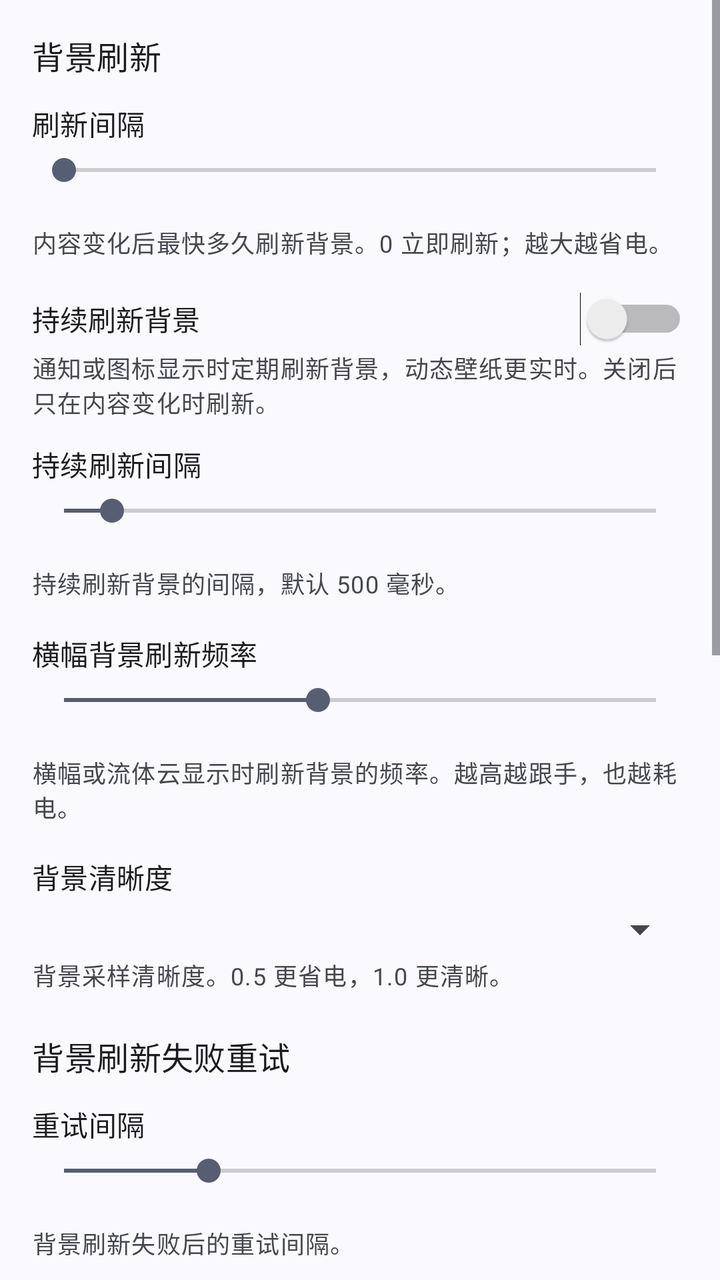
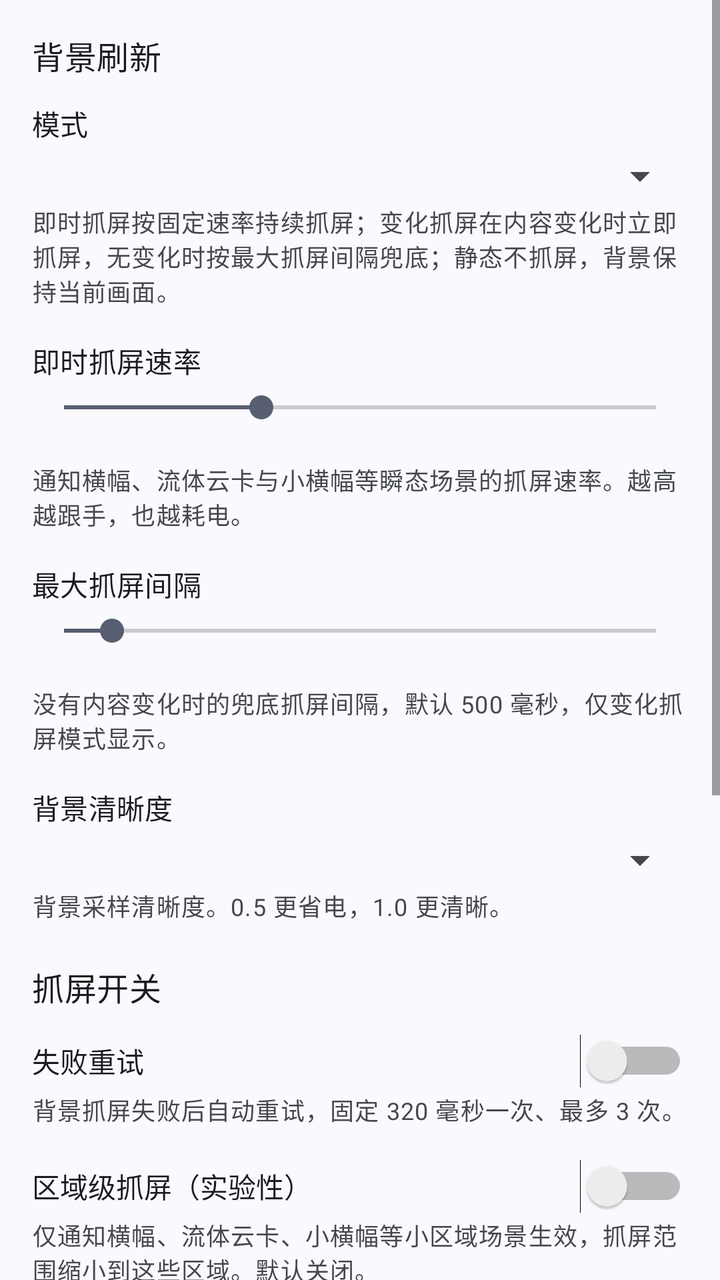

Two renders of the same Android screen: before a commit and after it. Below are the layout's source before the change and the commit's diff.
<!-- AndroidManifest.xml: application theme Theme.LiquidGlass -->
<!-- res/layout/view_cat_background.xml -->
<?xml version="1.0" encoding="utf-8"?>
<ScrollView xmlns:android="http://schemas.android.com/apk/res/android"
    android:layout_width="match_parent"
    android:layout_height="match_parent"
    android:fillViewport="true">

    <LinearLayout
        android:layout_width="match_parent"
        android:layout_height="wrap_content"
        android:orientation="vertical"
        android:padding="16dp">

        <TextView
            android:layout_width="wrap_content"
            android:layout_height="wrap_content"
            android:text="@string/settings_capture_params_section"
            android:textAppearance="?attr/textAppearanceTitleMedium" />

        <TextView
            android:id="@+id/captureMinIntervalLabel"
            android:layout_width="wrap_content"
            android:layout_height="wrap_content"
            android:layout_marginTop="12dp"
            android:text="@string/settings_capture_min_interval"
            android:textAppearance="?attr/textAppearanceTitleSmall" />

        <SeekBar
            android:id="@+id/seekCaptureMinInterval"
            android:layout_width="match_parent"
            android:layout_height="wrap_content"
            android:layout_marginTop="4dp"
            android:max="62"
            android:progress="0" />

        <TextView
            android:id="@+id/captureMinIntervalValue"
            android:layout_width="wrap_content"
            android:layout_height="wrap_content"
            android:textAppearance="?attr/textAppearanceBodySmall" />

        <TextView
            android:id="@+id/captureMinIntervalDesc"
            android:layout_width="match_parent"
            android:layout_height="wrap_content"
            android:layout_marginTop="2dp"
            android:text="@string/settings_capture_min_interval_desc"
            android:textAppearance="?attr/textAppearanceBodySmall"
            android:textColor="?android:attr/textColorSecondary" />

        <Switch
            android:id="@+id/switchPeriodicCapture"
            android:layout_width="match_parent"
            android:layout_height="wrap_content"
            android:layout_marginTop="16dp"
            android:text="@string/settings_periodic_capture" />

        <TextView
            android:id="@+id/periodicCaptureDesc"
            android:layout_width="match_parent"
            android:layout_height="wrap_content"
            android:layout_marginTop="2dp"
            android:text="@string/settings_periodic_capture_desc"
            android:textAppearance="?attr/textAppearanceBodySmall"
            android:textColor="?android:attr/textColorSecondary" />

        <TextView
            android:id="@+id/periodicCaptureIntervalLabel"
            android:layout_width="wrap_content"
            android:layout_height="wrap_content"
            android:layout_marginTop="12dp"
            android:text="@string/settings_periodic_capture_interval"
            android:textAppearance="?attr/textAppearanceTitleSmall" />

        <SeekBar
            android:id="@+id/seekPeriodicCaptureInterval"
            android:layout_width="match_parent"
            android:layout_height="wrap_content"
            android:layout_marginTop="4dp"
            android:max="4900"
            android:progress="400" />

        <TextView
            android:id="@+id/periodicCaptureIntervalValue"
            android:layout_width="wrap_content"
            android:layout_height="wrap_content"
            android:textAppearance="?attr/textAppearanceBodySmall" />

        <TextView
            android:id="@+id/periodicCaptureIntervalDesc"
            android:layout_width="match_parent"
            android:layout_height="wrap_content"
            android:layout_marginTop="2dp"
            android:text="@string/settings_periodic_capture_interval_desc"
            android:textAppearance="?attr/textAppearanceBodySmall"
            android:textColor="?android:attr/textColorSecondary" />

        
        <TextView
            android:id="@+id/panelCaptureHzLabel"
            android:layout_width="wrap_content"
            android:layout_height="wrap_content"
            android:layout_marginTop="16dp"
            android:text="@string/settings_panel_capture_hz"
            android:textAppearance="?attr/textAppearanceTitleSmall" />

        <SeekBar
            android:id="@+id/seekPanelCaptureHz"
            android:layout_width="match_parent"
            android:layout_height="wrap_content"
            android:layout_marginTop="4dp"
            android:max="210"
            android:progress="90" />

        <TextView
            android:id="@+id/panelCaptureHzValue"
            android:layout_width="wrap_content"
            android:layout_height="wrap_content"
            android:textAppearance="?attr/textAppearanceBodySmall" />

        <TextView
            android:id="@+id/panelCaptureHzDesc"
            android:layout_width="match_parent"
            android:layout_height="wrap_content"
            android:layout_marginTop="2dp"
            android:text="@string/settings_panel_capture_hz_desc"
            android:textAppearance="?attr/textAppearanceBodySmall"
            android:textColor="?android:attr/textColorSecondary" />

        <TextView
            android:id="@+id/captureScaleLabel"
            android:layout_width="wrap_content"
            android:layout_height="wrap_content"
            android:layout_marginTop="16dp"
            android:text="@string/settings_capture_scale"
            android:textAppearance="?attr/textAppearanceTitleSmall" />

        <Spinner
            android:id="@+id/spinnerCaptureScale"
            android:layout_width="match_parent"
            android:layout_height="wrap_content"
            android:layout_marginTop="4dp" />

        <TextView
            android:id="@+id/captureScaleDesc"
            android:layout_width="match_parent"
            android:layout_height="wrap_content"
            android:layout_marginTop="2dp"
            android:text="@string/settings_capture_scale_desc"
            android:textAppearance="?attr/textAppearanceBodySmall"
            android:textColor="?android:attr/textColorSecondary" />

        <TextView
            android:layout_width="wrap_content"
            android:layout_height="wrap_content"
            android:layout_marginTop="20dp"
            android:text="@string/settings_section_capture_retry"
            android:textAppearance="?attr/textAppearanceTitleMedium" />

        <TextView
            android:id="@+id/captureRetryMsLabel"
            android:layout_width="wrap_content"
            android:layout_height="wrap_content"
            android:layout_marginTop="12dp"
            android:text="@string/settings_capture_retry_ms"
            android:textAppearance="?attr/textAppearanceTitleSmall" />

        <SeekBar
            android:id="@+id/seekCaptureRetryMs"
            android:layout_width="match_parent"
            android:layout_height="wrap_content"
            android:layout_marginTop="4dp"
            android:max="900"
            android:progress="220" />

        <TextView
            android:id="@+id/captureRetryMsValue"
            android:layout_width="wrap_content"
            android:layout_height="wrap_content"
            android:textAppearance="?attr/textAppearanceBodySmall" />

        <TextView
            android:id="@+id/captureRetryMsDesc"
            android:layout_width="match_parent"
            android:layout_height="wrap_content"
            android:layout_marginTop="2dp"
            android:text="@string/settings_capture_retry_ms_desc"
            android:textAppearance="?attr/textAppearanceBodySmall"
            android:textColor="?android:attr/textColorSecondary" />

        <TextView
            android:id="@+id/captureRetryLimitLabel"
            android:layout_width="wrap_content"
            android:layout_height="wrap_content"
            android:layout_marginTop="16dp"
            android:text="@string/settings_capture_retry_limit"
            android:textAppearance="?attr/textAppearanceTitleSmall" />

        <SeekBar
            android:id="@+id/seekCaptureRetryLimit"
            android:layout_width="match_parent"
            android:layout_height="wrap_content"
            android:layout_marginTop="4dp"
            android:max="4"
            android:progress="2" />

        <TextView
            android:id="@+id/captureRetryLimitValue"
            android:layout_width="wrap_content"
            android:layout_height="wrap_content"
            android:textAppearance="?attr/textAppearanceBodySmall" />

        <TextView
            android:id="@+id/captureRetryLimitDesc"
            android:layout_width="match_parent"
            android:layout_height="wrap_content"
            android:layout_marginTop="2dp"
            android:text="@string/settings_capture_retry_limit_desc"
            android:textAppearance="?attr/textAppearanceBodySmall"
            android:textColor="?android:attr/textColorSecondary" />

        
        <Switch
            android:id="@+id/switchUidFilter"
            android:layout_width="match_parent"
            android:layout_height="wrap_content"
            android:layout_marginTop="16dp"
            android:text="@string/settings_bg_uid_filter" />

        <TextView
            android:id="@+id/uidFilterDesc"
            android:layout_width="match_parent"
            android:layout_height="wrap_content"
            android:layout_marginTop="2dp"
            android:text="@string/settings_bg_uid_filter_desc"
            android:textAppearance="?attr/textAppearanceBodySmall"
            android:textColor="?android:attr/textColorSecondary" />

        
        <Switch
            android:id="@+id/switchWallpaperFileSource"
            android:layout_width="match_parent"
            android:layout_height="wrap_content"
            android:layout_marginTop="16dp"
            android:text="@string/settings_bg_wallpaper_file_source" />

        <TextView
            android:id="@+id/wallpaperFileSourceDesc"
            android:layout_width="match_parent"
            android:layout_height="wrap_content"
            android:layout_marginTop="2dp"
            android:text="@string/settings_bg_wallpaper_file_source_desc"
            android:textAppearance="?attr/textAppearanceBodySmall"
            android:textColor="?android:attr/textColorSecondary" />

        <TextView
            android:id="@+id/wallpaperMaxDimLabel"
            android:layout_width="wrap_content"
            android:layout_height="wrap_content"
            android:layout_marginTop="12dp"
            android:text="@string/settings_bg_wallpaper_max_dim"
            android:textAppearance="?attr/textAppearanceTitleSmall" />

        <SeekBar
            android:id="@+id/seekWallpaperMaxDim"
            android:layout_width="match_parent"
            android:layout_height="wrap_content"
            android:layout_marginTop="4dp"
            android:max="2048"
            android:progress="1024" />

        <TextView
            android:id="@+id/wallpaperMaxDimValue"
            android:layout_width="wrap_content"
            android:layout_height="wrap_content"
            android:textAppearance="?attr/textAppearanceBodySmall" />

        <TextView
            android:id="@+id/wallpaperMaxDimDesc"
            android:layout_width="match_parent"
            android:layout_height="wrap_content"
            android:layout_marginTop="2dp"
            android:text="@string/settings_bg_wallpaper_max_dim_desc"
            android:textAppearance="?attr/textAppearanceBodySmall"
            android:textColor="?android:attr/textColorSecondary" />

        
        <TextView
            android:layout_width="wrap_content"
            android:layout_height="wrap_content"
            android:layout_marginTop="20dp"
            android:text="@string/settings_section_cc_blur"
            android:textAppearance="?attr/textAppearanceTitleMedium" />

        <TextView
            android:id="@+id/ccBlurStrengthLabel"
            android:layout_width="wrap_content"
            android:layout_height="wrap_content"
            android:layout_marginTop="12dp"
            android:text="@string/settings_cc_blur_strength"
            android:textAppearance="?attr/textAppearanceTitleSmall" />

        <SeekBar
            android:id="@+id/seekCcBlurStrength"
            android:layout_width="match_parent"
            android:layout_height="wrap_content"
            android:layout_marginTop="4dp"
            android:max="200"
            android:progress="100" />

        <TextView
            android:id="@+id/ccBlurStrengthValue"
            android:layout_width="wrap_content"
            android:layout_height="wrap_content"
            android:textAppearance="?attr/textAppearanceBodySmall" />

        <TextView
            android:id="@+id/ccBlurStrengthDesc"
            android:layout_width="match_parent"
            android:layout_height="wrap_content"
            android:layout_marginTop="2dp"
            android:text="@string/settings_cc_blur_strength_desc"
            android:textAppearance="?attr/textAppearanceBodySmall"
            android:textColor="?android:attr/textColorSecondary" />

        <Switch
            android:id="@+id/switchKeepSystemCcBlur"
            android:layout_width="match_parent"
            android:layout_height="wrap_content"
            android:layout_marginTop="16dp"
            android:text="@string/settings_keep_system_cc_blur" />

        <TextView
            android:id="@+id/keepSystemCcBlurDesc"
            android:layout_width="match_parent"
            android:layout_height="wrap_content"
            android:layout_marginTop="2dp"
            android:text="@string/settings_keep_system_cc_blur_desc"
            android:textAppearance="?attr/textAppearanceBodySmall"
            android:textColor="?android:attr/textColorSecondary" />

        <Switch
            android:id="@+id/switchRemovePanelMixColor"
            android:layout_width="match_parent"
            android:layout_height="wrap_content"
            android:layout_marginTop="16dp"
            android:text="@string/settings_remove_panel_mix_color" />

        <TextView
            android:id="@+id/removePanelMixColorDesc"
            android:layout_width="match_parent"
            android:layout_height="wrap_content"
            android:layout_marginTop="2dp"
            android:text="@string/settings_remove_panel_mix_color_desc"
            android:textAppearance="?attr/textAppearanceBodySmall"
            android:textColor="?android:attr/textColorSecondary" />

    </LinearLayout>
</ScrollView>
<!-- resources referenced by this layout -->
<resources>
  <string name="settings_bg_uid_filter">文件夹背景只取壁纸</string>
  <string name="settings_bg_uid_filter_desc">桌面文件夹背景只使用壁纸，不混入应用界面等内容。</string>
  <string name="settings_bg_wallpaper_file_source">直接读取壁纸文件</string>
  <string name="settings_bg_wallpaper_file_source_desc">静态壁纸不持续刷新，只在壁纸变化时重新读取；动态壁纸自动改用刷新背景。</string>
  <string name="settings_bg_wallpaper_max_dim">壁纸处理最大尺寸</string>
  <string name="settings_bg_wallpaper_max_dim_desc">限制壁纸处理尺寸，避免占用过多内存。</string>
  <string name="settings_capture_min_interval">刷新间隔</string>
  <string name="settings_capture_min_interval_desc">内容变化后最快多久刷新背景。0 立即刷新；越大越省电。</string>
  <string name="settings_capture_params_section">背景刷新</string>
  <string name="settings_capture_retry_limit">重试次数</string>
  <string name="settings_capture_retry_limit_desc">最多重试几次；用完后等到下次内容变化再试。</string>
  <string name="settings_capture_retry_ms">重试间隔</string>
  <string name="settings_capture_retry_ms_desc">背景刷新失败后的重试间隔。</string>
  <string name="settings_capture_scale">背景清晰度</string>
  <string name="settings_capture_scale_desc">背景采样清晰度。0.5 更省电，1.0 更清晰。</string>
  <string name="settings_cc_blur_strength">系统模糊力度（%）</string>
  <string name="settings_cc_blur_strength_desc">调整控制中心背景模糊程度。100 为系统默认，0 为不模糊。</string>
  <string name="settings_keep_system_cc_blur">保留系统控制中心模糊（默认关）</string>
  <string name="settings_keep_system_cc_blur_desc">开启后保留系统模糊；关闭后背景透明，直接显示壁纸。</string>
  <string name="settings_panel_capture_hz">横幅背景刷新频率</string>
  <string name="settings_panel_capture_hz_desc">横幅或流体云显示时刷新背景的频率。越高越跟手，也越耗电。</string>
  <string name="settings_periodic_capture">持续刷新背景</string>
  <string name="settings_periodic_capture_desc">通知或图标显示时定期刷新背景，动态壁纸更实时。关闭后只在内容变化时刷新。</string>
  <string name="settings_periodic_capture_interval">持续刷新间隔</string>
  <string name="settings_periodic_capture_interval_desc">持续刷新背景的间隔，默认 500 毫秒。</string>
  <string name="settings_remove_panel_mix_color">移除面板灰底</string>
  <string name="settings_remove_panel_mix_color_desc">去掉系统面板背景的灰色底，模糊效果仍然保留。</string>
  <string name="settings_section_capture_retry">背景刷新失败重试</string>
  <string name="settings_section_cc_blur">系统控制中心模糊</string>
  <style name="Theme.LiquidGlass" parent="Theme.Material3.DynamicColors.DayNight.NoActionBar" />
</resources>

<!-- the commit's change to res/layout/view_cat_background.xml (unified diff, before → after) -->
@@ -17,57 +17,66 @@
             android:textAppearance="?attr/textAppearanceTitleMedium" />
 
         <TextView
-            android:id="@+id/captureMinIntervalLabel"
+            android:id="@+id/captureModeLabel"
             android:layout_width="wrap_content"
             android:layout_height="wrap_content"
             android:layout_marginTop="12dp"
-            android:text="@string/settings_capture_min_interval"
-            android:textAppearance="?attr/textAppearanceTitleSmall" />
-
-        <SeekBar
-            android:id="@+id/seekCaptureMinInterval"
-            android:layout_width="match_parent"
-            android:layout_height="wrap_content"
-            android:layout_marginTop="4dp"
-            android:max="62"
-            android:progress="0" />
-
-        <TextView
-            android:id="@+id/captureMinIntervalValue"
-            android:layout_width="wrap_content"
-            android:layout_height="wrap_content"
-            android:textAppearance="?attr/textAppearanceBodySmall" />
-
-        <TextView
-            android:id="@+id/captureMinIntervalDesc"
-            android:layout_width="match_parent"
-            android:layout_height="wrap_content"
-            android:layout_marginTop="2dp"
-            android:text="@string/settings_capture_min_interval_desc"
-            android:textAppearance="?attr/textAppearanceBodySmall"
-            android:textColor="?android:attr/textColorSecondary" />
-
-        <Switch
-            android:id="@+id/switchPeriodicCapture"
-            android:layout_width="match_parent"
-            android:layout_height="wrap_content"
-            android:layout_marginTop="16dp"
-            android:text="@string/settings_periodic_capture" />
-
-        <TextView
-            android:id="@+id/periodicCaptureDesc"
-            android:layout_width="match_parent"
-            android:layout_height="wrap_content"
-            android:layout_marginTop="2dp"
-            android:text="@string/settings_periodic_capture_desc"
-            android:textAppearance="?attr/textAppearanceBodySmall"
-            android:textColor="?android:attr/textColorSecondary" />
-
+            android:text="@string/settings_capture_mode"
+            android:textAppearance="?attr/textAppearanceTitleSmall" />
+
+        <Spinner
+            android:id="@+id/spinnerCaptureMode"
+            android:layout_width="match_parent"
+            android:layout_height="wrap_content"
+            android:layout_marginTop="4dp" />
+
+        <TextView
+            android:id="@+id/captureModeDesc"
+            android:layout_width="match_parent"
+            android:layout_height="wrap_content"
+            android:layout_marginTop="2dp"
+            android:text="@string/settings_capture_mode_desc"
+            android:textAppearance="?attr/textAppearanceBodySmall"
+            android:textColor="?android:attr/textColorSecondary" />
+
+        
+        <TextView
+            android:id="@+id/panelCaptureHzLabel"
+            android:layout_width="wrap_content"
+            android:layout_height="wrap_content"
+            android:layout_marginTop="16dp"
+            android:text="@string/settings_panel_capture_hz"
+            android:textAppearance="?attr/textAppearanceTitleSmall" />
+
+        <SeekBar
+            android:id="@+id/seekPanelCaptureHz"
+            android:layout_width="match_parent"
+            android:layout_height="wrap_content"
+            android:layout_marginTop="4dp"
+            android:max="90"
+            android:progress="30" />
+
+        <TextView
+            android:id="@+id/panelCaptureHzValue"
+            android:layout_width="wrap_content"
+            android:layout_height="wrap_content"
+            android:textAppearance="?attr/textAppearanceBodySmall" />
+
+        <TextView
+            android:id="@+id/panelCaptureHzDesc"
+            android:layout_width="match_parent"
+            android:layout_height="wrap_content"
+            android:layout_marginTop="2dp"
+            android:text="@string/settings_panel_capture_hz_desc"
+            android:textAppearance="?attr/textAppearanceBodySmall"
+            android:textColor="?android:attr/textColorSecondary" />
+
+        
         <TextView
             android:id="@+id/periodicCaptureIntervalLabel"
             android:layout_width="wrap_content"
             android:layout_height="wrap_content"
-            android:layout_marginTop="12dp"
+            android:layout_marginTop="16dp"
             android:text="@string/settings_periodic_capture_interval"
             android:textAppearance="?attr/textAppearanceTitleSmall" />
 
@@ -91,38 +100,6 @@
             android:layout_height="wrap_content"
             android:layout_marginTop="2dp"
             android:text="@string/settings_periodic_capture_interval_desc"
-            android:textAppearance="?attr/textAppearanceBodySmall"
-            android:textColor="?android:attr/textColorSecondary" />
-
-        
-        <TextView
-            android:id="@+id/panelCaptureHzLabel"
-            android:layout_width="wrap_content"
-            android:layout_height="wrap_content"
-            android:layout_marginTop="16dp"
-            android:text="@string/settings_panel_capture_hz"
-            android:textAppearance="?attr/textAppearanceTitleSmall" />
-
-        <SeekBar
-            android:id="@+id/seekPanelCaptureHz"
-            android:layout_width="match_parent"
-            android:layout_height="wrap_content"
-            android:layout_marginTop="4dp"
-            android:max="210"
-            android:progress="90" />
-
-        <TextView
-            android:id="@+id/panelCaptureHzValue"
-            android:layout_width="wrap_content"
-            android:layout_height="wrap_content"
-            android:textAppearance="?attr/textAppearanceBodySmall" />
-
-        <TextView
-            android:id="@+id/panelCaptureHzDesc"
-            android:layout_width="match_parent"
-            android:layout_height="wrap_content"
-            android:layout_marginTop="2dp"
-            android:text="@string/settings_panel_capture_hz_desc"
             android:textAppearance="?attr/textAppearanceBodySmall"
             android:textColor="?android:attr/textColorSecondary" />
 
@@ -156,99 +133,35 @@
             android:text="@string/settings_section_capture_retry"
             android:textAppearance="?attr/textAppearanceTitleMedium" />
 
-        <TextView
-            android:id="@+id/captureRetryMsLabel"
-            android:layout_width="wrap_content"
+        <Switch
+            android:id="@+id/switchCaptureRetryEnabled"
+            android:layout_width="match_parent"
             android:layout_height="wrap_content"
             android:layout_marginTop="12dp"
-            android:text="@string/settings_capture_retry_ms"
-            android:textAppearance="?attr/textAppearanceTitleSmall" />
-
-        <SeekBar
-            android:id="@+id/seekCaptureRetryMs"
-            android:layout_width="match_parent"
-            android:layout_height="wrap_content"
-            android:layout_marginTop="4dp"
-            android:max="900"
-            android:progress="220" />
-
-        <TextView
-            android:id="@+id/captureRetryMsValue"
-            android:layout_width="wrap_content"
-            android:layout_height="wrap_content"
-            android:textAppearance="?attr/textAppearanceBodySmall" />
-
-        <TextView
-            android:id="@+id/captureRetryMsDesc"
-            android:layout_width="match_parent"
-            android:layout_height="wrap_content"
-            android:layout_marginTop="2dp"
-            android:text="@string/settings_capture_retry_ms_desc"
-            android:textAppearance="?attr/textAppearanceBodySmall"
-            android:textColor="?android:attr/textColorSecondary" />
-
-        <TextView
-            android:id="@+id/captureRetryLimitLabel"
-            android:layout_width="wrap_content"
-            android:layout_height="wrap_content"
-            android:layout_marginTop="16dp"
-            android:text="@string/settings_capture_retry_limit"
-            android:textAppearance="?attr/textAppearanceTitleSmall" />
-
-        <SeekBar
-            android:id="@+id/seekCaptureRetryLimit"
-            android:layout_width="match_parent"
-            android:layout_height="wrap_content"
-            android:layout_marginTop="4dp"
-            android:max="4"
-            android:progress="2" />
-
-        <TextView
-            android:id="@+id/captureRetryLimitValue"
-            android:layout_width="wrap_content"
-            android:layout_height="wrap_content"
-            android:textAppearance="?attr/textAppearanceBodySmall" />
-
-        <TextView
-            android:id="@+id/captureRetryLimitDesc"
-            android:layout_width="match_parent"
-            android:layout_height="wrap_content"
-            android:layout_marginTop="2dp"
-            android:text="@string/settings_capture_retry_limit_desc"
-            android:textAppearance="?attr/textAppearanceBodySmall"
-            android:textColor="?android:attr/textColorSecondary" />
-
-        
-        <Switch
-            android:id="@+id/switchUidFilter"
-            android:layout_width="match_parent"
-            android:layout_height="wrap_content"
-            android:layout_marginTop="16dp"
-            android:text="@string/settings_bg_uid_filter" />
-
-        <TextView
-            android:id="@+id/uidFilterDesc"
-            android:layout_width="match_parent"
-            android:layout_height="wrap_content"
-            android:layout_marginTop="2dp"
-            android:text="@string/settings_bg_uid_filter_desc"
-            android:textAppearance="?attr/textAppearanceBodySmall"
-            android:textColor="?android:attr/textColorSecondary" />
-
-        
-        <Switch
-            android:id="@+id/switchWallpaperFileSource"
-            android:layout_width="match_parent"
-            android:layout_height="wrap_content"
-            android:layout_marginTop="16dp"
-            android:text="@string/settings_bg_wallpaper_file_source" />
-
-        <TextView
-            android:id="@+id/wallpaperFileSourceDesc"
-            android:layout_width="match_parent"
-            android:layout_height="wrap_content"
-            android:layout_marginTop="2dp"
-            android:text="@string/settings_bg_wallpaper_file_source_desc"
+            android:text="@string/settings_capture_retry_enabled" />
+
+        <TextView
+            android:id="@+id/captureRetryEnabledDesc"
+            android:layout_width="match_parent"
+            android:layout_height="wrap_content"
+            android:layout_marginTop="2dp"
+            android:text="@string/settings_capture_retry_enabled_desc"
+            android:textAppearance="?attr/textAppearanceBodySmall"
+            android:textColor="?android:attr/textColorSecondary" />
+
+        <Switch
+            android:id="@+id/switchRegionCaptureExperimental"
+            android:layout_width="match_parent"
+            android:layout_height="wrap_content"
+            android:layout_marginTop="16dp"
+            android:text="@string/settings_bg_region_capture_experimental" />
+
+        <TextView
+            android:id="@+id/regionCaptureExperimentalDesc"
+            android:layout_width="match_parent"
+            android:layout_height="wrap_content"
+            android:layout_marginTop="2dp"
+            android:text="@string/settings_bg_region_capture_experimental_desc"
             android:textAppearance="?attr/textAppearanceBodySmall"
             android:textColor="?android:attr/textColorSecondary" />
 
@@ -256,7 +169,7 @@
             android:id="@+id/wallpaperMaxDimLabel"
             android:layout_width="wrap_content"
             android:layout_height="wrap_content"
-            android:layout_marginTop="12dp"
+            android:layout_marginTop="16dp"
             android:text="@string/settings_bg_wallpaper_max_dim"
             android:textAppearance="?attr/textAppearanceTitleSmall" />
 
<!-- resource entries referenced after the edit -->
@@ -1,33 +1,27 @@
 <!-- resources referenced by this layout -->
 <resources>
-  <string name="settings_bg_uid_filter">文件夹背景只取壁纸</string>
-  <string name="settings_bg_uid_filter_desc">桌面文件夹背景只使用壁纸，不混入应用界面等内容。</string>
-  <string name="settings_bg_wallpaper_file_source">直接读取壁纸文件</string>
-  <string name="settings_bg_wallpaper_file_source_desc">静态壁纸不持续刷新，只在壁纸变化时重新读取；动态壁纸自动改用刷新背景。</string>
+  <string name="settings_bg_region_capture_experimental">区域级抓屏（实验性）</string>
+  <string name="settings_bg_region_capture_experimental_desc">仅通知横幅、流体云卡、小横幅等小区域场景生效，抓屏范围缩小到这些区域。默认关闭。</string>
   <string name="settings_bg_wallpaper_max_dim">壁纸处理最大尺寸</string>
   <string name="settings_bg_wallpaper_max_dim_desc">限制壁纸处理尺寸，避免占用过多内存。</string>
-  <string name="settings_capture_min_interval">刷新间隔</string>
-  <string name="settings_capture_min_interval_desc">内容变化后最快多久刷新背景。0 立即刷新；越大越省电。</string>
+  <string name="settings_capture_mode">模式</string>
+  <string name="settings_capture_mode_desc">即时抓屏按固定速率持续抓屏；变化抓屏在内容变化时立即抓屏，无变化时按最大抓屏间隔兜底；静态不抓屏，背景保持当前画面。</string>
   <string name="settings_capture_params_section">背景刷新</string>
-  <string name="settings_capture_retry_limit">重试次数</string>
-  <string name="settings_capture_retry_limit_desc">最多重试几次；用完后等到下次内容变化再试。</string>
-  <string name="settings_capture_retry_ms">重试间隔</string>
-  <string name="settings_capture_retry_ms_desc">背景刷新失败后的重试间隔。</string>
+  <string name="settings_capture_retry_enabled">失败重试</string>
+  <string name="settings_capture_retry_enabled_desc">背景抓屏失败后自动重试，固定 320 毫秒一次、最多 3 次。</string>
   <string name="settings_capture_scale">背景清晰度</string>
   <string name="settings_capture_scale_desc">背景采样清晰度。0.5 更省电，1.0 更清晰。</string>
   <string name="settings_cc_blur_strength">系统模糊力度（%）</string>
   <string name="settings_cc_blur_strength_desc">调整控制中心背景模糊程度。100 为系统默认，0 为不模糊。</string>
   <string name="settings_keep_system_cc_blur">保留系统控制中心模糊（默认关）</string>
   <string name="settings_keep_system_cc_blur_desc">开启后保留系统模糊；关闭后背景透明，直接显示壁纸。</string>
-  <string name="settings_panel_capture_hz">横幅背景刷新频率</string>
-  <string name="settings_panel_capture_hz_desc">横幅或流体云显示时刷新背景的频率。越高越跟手，也越耗电。</string>
-  <string name="settings_periodic_capture">持续刷新背景</string>
-  <string name="settings_periodic_capture_desc">通知或图标显示时定期刷新背景，动态壁纸更实时。关闭后只在内容变化时刷新。</string>
-  <string name="settings_periodic_capture_interval">持续刷新间隔</string>
-  <string name="settings_periodic_capture_interval_desc">持续刷新背景的间隔，默认 500 毫秒。</string>
+  <string name="settings_panel_capture_hz">即时抓屏速率</string>
+  <string name="settings_panel_capture_hz_desc">通知横幅、流体云卡与小横幅等瞬态场景的抓屏速率。越高越跟手，也越耗电。</string>
+  <string name="settings_periodic_capture_interval">最大抓屏间隔</string>
+  <string name="settings_periodic_capture_interval_desc">没有内容变化时的兜底抓屏间隔，默认 500 毫秒，仅变化抓屏模式显示。</string>
   <string name="settings_remove_panel_mix_color">移除面板灰底</string>
   <string name="settings_remove_panel_mix_color_desc">去掉系统面板背景的灰色底，模糊效果仍然保留。</string>
-  <string name="settings_section_capture_retry">背景刷新失败重试</string>
+  <string name="settings_section_capture_retry">抓屏开关</string>
   <string name="settings_section_cc_blur">系统控制中心模糊</string>
   <style name="Theme.LiquidGlass" parent="Theme.Material3.DynamicColors.DayNight.NoActionBar" />
 </resources>
